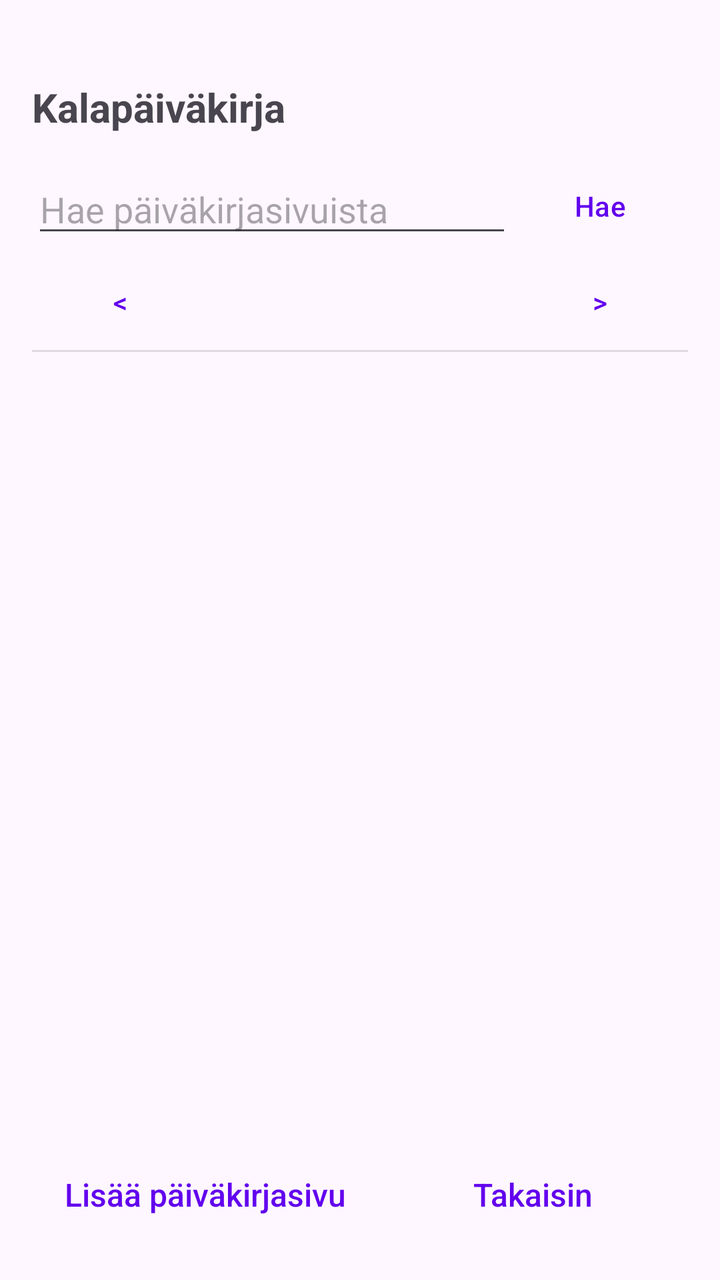
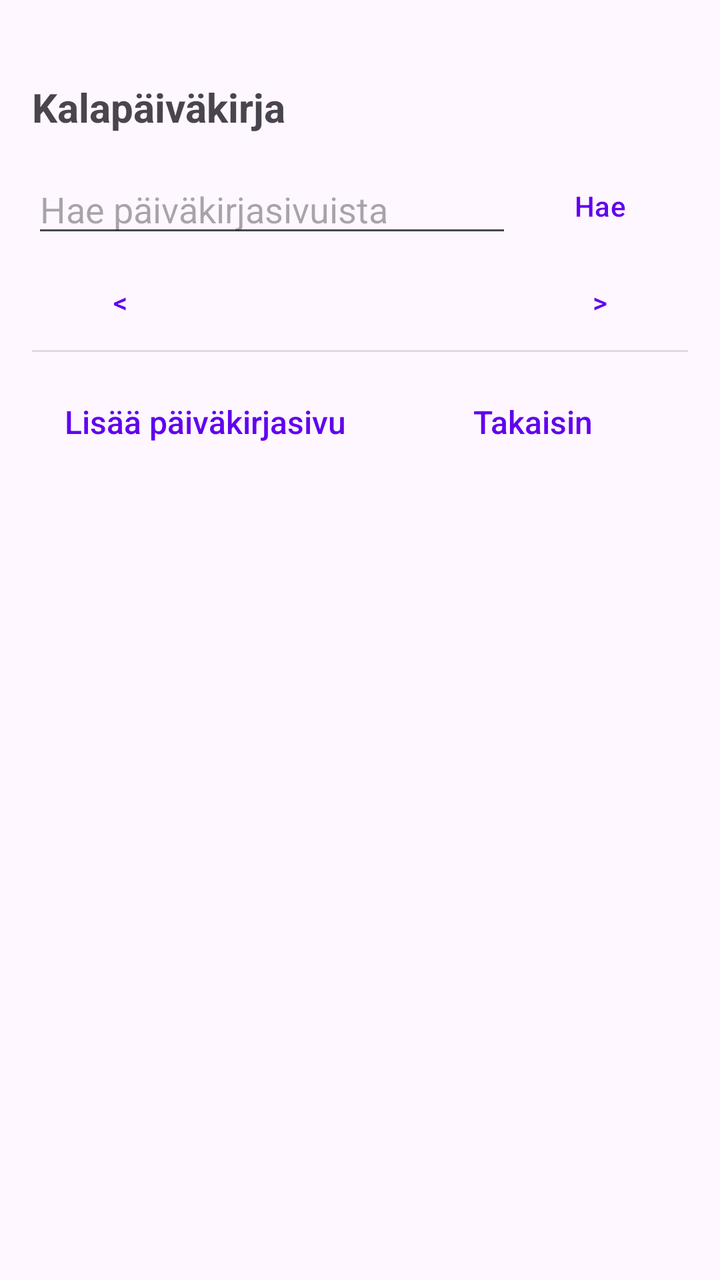

Screens rendered from an Android XML layout before and after an edit, with the pre-edit source and the edit as a unified diff.
<!-- AndroidManifest.xml: application theme Theme.KalaKartta -->
<!-- res/layout/activity_diary.xml -->
<?xml version="1.0" encoding="utf-8"?>
<LinearLayout xmlns:android="http://schemas.android.com/apk/res/android" android:layout_width="match_parent" android:layout_height="match_parent" android:orientation="vertical" android:padding="16dp">
    <TextView android:id="@+id/diaryTitle" android:layout_width="match_parent" android:layout_height="wrap_content" android:text="Kalapäiväkirja" android:textSize="20sp" android:textStyle="bold" android:layout_marginTop="24dp" android:layout_marginBottom="12dp" />
    <LinearLayout android:layout_width="match_parent" android:layout_height="wrap_content" android:orientation="horizontal" android:gravity="center_vertical">
        <EditText android:id="@+id/diarySearchEdit" android:layout_width="0dp" android:layout_height="wrap_content" android:layout_weight="1" android:hint="Hae päiväkirjasivuista" android:singleLine="true" android:imeOptions="actionSearch" android:inputType="text" />
        <Button android:id="@+id/diarySearchButton" style="@style/Widget.Material3.Button.TextButton" android:layout_width="wrap_content" android:layout_height="wrap_content" android:text="Hae" />
        <Button android:id="@+id/clearDiarySearchButton" style="@style/Widget.Material3.Button.TextButton" android:layout_width="wrap_content" android:layout_height="wrap_content" android:text="Tyhjennä" android:visibility="gone" />
    </LinearLayout>
    <LinearLayout android:layout_width="match_parent" android:layout_height="wrap_content" android:orientation="horizontal" android:gravity="center_vertical">
        <ProgressBar android:id="@+id/searchProgress" style="?android:attr/progressBarStyleSmall" android:layout_width="wrap_content" android:layout_height="wrap_content" android:visibility="gone" />
        <TextView android:id="@+id/searchResultCountText" android:layout_width="match_parent" android:layout_height="wrap_content" android:paddingTop="4dp" android:paddingBottom="4dp" android:visibility="gone" />
    </LinearLayout>
    <LinearLayout android:id="@+id/calendarNavigation" android:layout_width="match_parent" android:layout_height="wrap_content" android:orientation="horizontal" android:gravity="center_vertical">
        <Button android:id="@+id/prevMonthButton" style="@style/Widget.Material3.Button.TextButton" android:layout_width="wrap_content" android:layout_height="wrap_content" android:text="&lt;" />
        <TextView android:id="@+id/monthYearText" android:layout_width="0dp" android:layout_height="wrap_content" android:layout_weight="1" android:gravity="center" android:textSize="18sp" android:textStyle="bold" android:clickable="true" android:focusable="true" android:background="?attr/selectableItemBackground" android:contentDescription="Valitse kuukausi ja vuosi" />
        <Button android:id="@+id/nextMonthButton" style="@style/Widget.Material3.Button.TextButton" android:layout_width="wrap_content" android:layout_height="wrap_content" android:text="&gt;" />
    </LinearLayout>
    <GridLayout android:id="@+id/calendarGrid" android:layout_width="match_parent" android:layout_height="wrap_content" android:columnCount="7" />
    <View android:id="@+id/diaryPagesDivider" android:layout_width="match_parent" android:layout_height="1dp" android:background="?android:attr/listDivider" android:layout_marginBottom="8dp" />
    <TextView android:id="@+id/noPagesText" android:layout_width="match_parent" android:layout_height="wrap_content" android:text="Ei päiväkirjasivuja tälle päivälle." android:padding="20dp" android:visibility="gone" />
    <ScrollView android:id="@+id/diaryScrollView" android:layout_width="match_parent" android:layout_height="0dp" android:layout_weight="1" android:clipToPadding="false">
        <LinearLayout android:layout_width="match_parent" android:layout_height="wrap_content" android:orientation="vertical">
            <LinearLayout android:id="@+id/diaryPagesContainer" android:layout_width="match_parent" android:layout_height="wrap_content" android:orientation="vertical" />
        </LinearLayout>
    </ScrollView>
    <androidx.recyclerview.widget.RecyclerView android:id="@+id/searchResultsRecyclerView" android:layout_width="match_parent" android:layout_height="0dp" android:layout_weight="1" android:clipToPadding="false" android:visibility="gone" />
    <Button android:id="@+id/loadMoreSearchButton" style="@style/Widget.Material3.Button.TextButton" android:layout_width="match_parent" android:layout_height="wrap_content" android:text="Lataa lisää" android:visibility="gone" />
    <LinearLayout android:layout_width="match_parent" android:layout_height="wrap_content" android:orientation="horizontal" android:gravity="center_vertical">
        <TextView android:id="@+id/addDiaryPageButton" style="@style/TextAppearance.KalaKartta.ActionLink" android:layout_width="wrap_content" android:layout_height="wrap_content" android:text="Lisää päiväkirjasivu" android:singleLine="true" android:gravity="center" android:padding="16dp" android:clickable="true" android:focusable="true" android:background="?attr/selectableItemBackground" />
        <TextView android:id="@+id/backButton" style="@style/TextAppearance.KalaKartta.ActionLink" android:layout_width="0dp" android:layout_height="wrap_content" android:layout_weight="1" android:text="@string/back" android:gravity="center" android:padding="16dp" android:clickable="true" android:focusable="true" android:background="?attr/selectableItemBackground" />
    </LinearLayout>
</LinearLayout>
<!-- resources referenced by this layout -->
<resources>
  <string name="back">Takaisin</string>
  <style name="TextAppearance.KalaKartta.ActionLink" parent="TextAppearance.KalaKartta.MenuLink">
          <item name="android:textColor">@color/link_color</item>
      </style>
  <style name="Theme.KalaKartta" parent="Base.Theme.KalaKartta" />
  <style name="TextAppearance.KalaKartta.MenuLink" parent="">
          <item name="android:fontFamily">sans-serif-medium</item>
          <item name="android:textSize">16sp</item>
          <item name="android:textColor">?android:attr/textColorPrimary</item>
          <item name="android:textStyle">normal</item>
      </style>
  <color name="link_color">#6200EE</color>
  <style name="Base.Theme.KalaKartta" parent="Theme.Material3.DayNight.NoActionBar">
          
          <item name="colorPrimary">#6200EE</item>
          <item name="colorOnPrimary">#FFFFFF</item>
          <item name="editTextStyle">@style/Widget.AppCompat.EditText</item>
          <item name="android:spinnerStyle">@style/Widget.AppCompat.Spinner</item>
      </style>
</resources>

<!-- the commit's change to res/layout/activity_diary.xml (unified diff, before → after) -->
@@ -1,32 +1,32 @@
 <?xml version="1.0" encoding="utf-8"?>
 <LinearLayout xmlns:android="http://schemas.android.com/apk/res/android" android:layout_width="match_parent" android:layout_height="match_parent" android:orientation="vertical" android:padding="16dp">
-    <TextView android:id="@+id/diaryTitle" android:layout_width="match_parent" android:layout_height="wrap_content" android:text="Kalapäiväkirja" android:textSize="20sp" android:textStyle="bold" android:layout_marginTop="24dp" android:layout_marginBottom="12dp" />
-    <LinearLayout android:layout_width="match_parent" android:layout_height="wrap_content" android:orientation="horizontal" android:gravity="center_vertical">
-        <EditText android:id="@+id/diarySearchEdit" android:layout_width="0dp" android:layout_height="wrap_content" android:layout_weight="1" android:hint="Hae päiväkirjasivuista" android:singleLine="true" android:imeOptions="actionSearch" android:inputType="text" />
-        <Button android:id="@+id/diarySearchButton" style="@style/Widget.Material3.Button.TextButton" android:layout_width="wrap_content" android:layout_height="wrap_content" android:text="Hae" />
-        <Button android:id="@+id/clearDiarySearchButton" style="@style/Widget.Material3.Button.TextButton" android:layout_width="wrap_content" android:layout_height="wrap_content" android:text="Tyhjennä" android:visibility="gone" />
-    </LinearLayout>
-    <LinearLayout android:layout_width="match_parent" android:layout_height="wrap_content" android:orientation="horizontal" android:gravity="center_vertical">
-        <ProgressBar android:id="@+id/searchProgress" style="?android:attr/progressBarStyleSmall" android:layout_width="wrap_content" android:layout_height="wrap_content" android:visibility="gone" />
-        <TextView android:id="@+id/searchResultCountText" android:layout_width="match_parent" android:layout_height="wrap_content" android:paddingTop="4dp" android:paddingBottom="4dp" android:visibility="gone" />
-    </LinearLayout>
-    <LinearLayout android:id="@+id/calendarNavigation" android:layout_width="match_parent" android:layout_height="wrap_content" android:orientation="horizontal" android:gravity="center_vertical">
-        <Button android:id="@+id/prevMonthButton" style="@style/Widget.Material3.Button.TextButton" android:layout_width="wrap_content" android:layout_height="wrap_content" android:text="&lt;" />
-        <TextView android:id="@+id/monthYearText" android:layout_width="0dp" android:layout_height="wrap_content" android:layout_weight="1" android:gravity="center" android:textSize="18sp" android:textStyle="bold" android:clickable="true" android:focusable="true" android:background="?attr/selectableItemBackground" android:contentDescription="Valitse kuukausi ja vuosi" />
-        <Button android:id="@+id/nextMonthButton" style="@style/Widget.Material3.Button.TextButton" android:layout_width="wrap_content" android:layout_height="wrap_content" android:text="&gt;" />
-    </LinearLayout>
-    <GridLayout android:id="@+id/calendarGrid" android:layout_width="match_parent" android:layout_height="wrap_content" android:columnCount="7" />
-    <View android:id="@+id/diaryPagesDivider" android:layout_width="match_parent" android:layout_height="1dp" android:background="?android:attr/listDivider" android:layout_marginBottom="8dp" />
-    <TextView android:id="@+id/noPagesText" android:layout_width="match_parent" android:layout_height="wrap_content" android:text="Ei päiväkirjasivuja tälle päivälle." android:padding="20dp" android:visibility="gone" />
-    <ScrollView android:id="@+id/diaryScrollView" android:layout_width="match_parent" android:layout_height="0dp" android:layout_weight="1" android:clipToPadding="false">
+    <ScrollView android:id="@+id/diaryScrollView" android:layout_width="match_parent" android:layout_height="0dp" android:layout_weight="1" android:fillViewport="true" android:clipToPadding="false">
         <LinearLayout android:layout_width="match_parent" android:layout_height="wrap_content" android:orientation="vertical">
+            <TextView android:id="@+id/diaryTitle" android:layout_width="match_parent" android:layout_height="wrap_content" android:text="Kalapäiväkirja" android:textSize="20sp" android:textStyle="bold" android:layout_marginTop="24dp" android:layout_marginBottom="12dp" />
+            <LinearLayout android:layout_width="match_parent" android:layout_height="wrap_content" android:orientation="horizontal" android:gravity="center_vertical">
+                <EditText android:id="@+id/diarySearchEdit" android:layout_width="0dp" android:layout_height="wrap_content" android:layout_weight="1" android:hint="Hae päiväkirjasivuista" android:singleLine="true" android:imeOptions="actionSearch" android:inputType="text" />
+                <Button android:id="@+id/diarySearchButton" style="@style/Widget.Material3.Button.TextButton" android:layout_width="wrap_content" android:layout_height="wrap_content" android:text="Hae" />
+                <Button android:id="@+id/clearDiarySearchButton" style="@style/Widget.Material3.Button.TextButton" android:layout_width="wrap_content" android:layout_height="wrap_content" android:text="Tyhjennä" android:visibility="gone" />
+            </LinearLayout>
+            <LinearLayout android:layout_width="match_parent" android:layout_height="wrap_content" android:orientation="horizontal" android:gravity="center_vertical">
+                <ProgressBar android:id="@+id/searchProgress" style="?android:attr/progressBarStyleSmall" android:layout_width="wrap_content" android:layout_height="wrap_content" android:visibility="gone" />
+                <TextView android:id="@+id/searchResultCountText" android:layout_width="match_parent" android:layout_height="wrap_content" android:paddingTop="4dp" android:paddingBottom="4dp" android:visibility="gone" />
+            </LinearLayout>
+            <LinearLayout android:id="@+id/calendarNavigation" android:layout_width="match_parent" android:layout_height="wrap_content" android:orientation="horizontal" android:gravity="center_vertical">
+                <Button android:id="@+id/prevMonthButton" style="@style/Widget.Material3.Button.TextButton" android:layout_width="wrap_content" android:layout_height="wrap_content" android:text="&lt;" />
+                <TextView android:id="@+id/monthYearText" android:layout_width="0dp" android:layout_height="wrap_content" android:layout_weight="1" android:gravity="center" android:textSize="18sp" android:textStyle="bold" android:clickable="true" android:focusable="true" android:background="?attr/selectableItemBackground" android:contentDescription="Valitse kuukausi ja vuosi" />
+                <Button android:id="@+id/nextMonthButton" style="@style/Widget.Material3.Button.TextButton" android:layout_width="wrap_content" android:layout_height="wrap_content" android:text="&gt;" />
+            </LinearLayout>
+            <GridLayout android:id="@+id/calendarGrid" android:layout_width="match_parent" android:layout_height="wrap_content" android:columnCount="7" />
+            <View android:id="@+id/diaryPagesDivider" android:layout_width="match_parent" android:layout_height="1dp" android:background="?android:attr/listDivider" android:layout_marginBottom="8dp" />
+            <TextView android:id="@+id/noPagesText" android:layout_width="match_parent" android:layout_height="wrap_content" android:text="Ei päiväkirjasivuja tälle päivälle." android:padding="20dp" android:visibility="gone" />
             <LinearLayout android:id="@+id/diaryPagesContainer" android:layout_width="match_parent" android:layout_height="wrap_content" android:orientation="vertical" />
+            <androidx.recyclerview.widget.RecyclerView android:id="@+id/searchResultsRecyclerView" android:layout_width="match_parent" android:layout_height="wrap_content" android:nestedScrollingEnabled="false" android:clipToPadding="false" android:visibility="gone" />
+            <Button android:id="@+id/loadMoreSearchButton" style="@style/Widget.Material3.Button.TextButton" android:layout_width="match_parent" android:layout_height="wrap_content" android:text="Lataa lisää" android:visibility="gone" />
+            <LinearLayout android:layout_width="match_parent" android:layout_height="wrap_content" android:orientation="horizontal" android:gravity="center_vertical">
+                <TextView android:id="@+id/addDiaryPageButton" style="@style/TextAppearance.KalaKartta.ActionLink" android:layout_width="wrap_content" android:layout_height="wrap_content" android:text="Lisää päiväkirjasivu" android:singleLine="true" android:gravity="center" android:padding="16dp" android:clickable="true" android:focusable="true" android:background="?attr/selectableItemBackground" />
+                <TextView android:id="@+id/backButton" style="@style/TextAppearance.KalaKartta.ActionLink" android:layout_width="0dp" android:layout_height="wrap_content" android:layout_weight="1" android:text="@string/back" android:gravity="center" android:padding="16dp" android:clickable="true" android:focusable="true" android:background="?attr/selectableItemBackground" />
+            </LinearLayout>
         </LinearLayout>
     </ScrollView>
-    <androidx.recyclerview.widget.RecyclerView android:id="@+id/searchResultsRecyclerView" android:layout_width="match_parent" android:layout_height="0dp" android:layout_weight="1" android:clipToPadding="false" android:visibility="gone" />
-    <Button android:id="@+id/loadMoreSearchButton" style="@style/Widget.Material3.Button.TextButton" android:layout_width="match_parent" android:layout_height="wrap_content" android:text="Lataa lisää" android:visibility="gone" />
-    <LinearLayout android:layout_width="match_parent" android:layout_height="wrap_content" android:orientation="horizontal" android:gravity="center_vertical">
-        <TextView android:id="@+id/addDiaryPageButton" style="@style/TextAppearance.KalaKartta.ActionLink" android:layout_width="wrap_content" android:layout_height="wrap_content" android:text="Lisää päiväkirjasivu" android:singleLine="true" android:gravity="center" android:padding="16dp" android:clickable="true" android:focusable="true" android:background="?attr/selectableItemBackground" />
-        <TextView android:id="@+id/backButton" style="@style/TextAppearance.KalaKartta.ActionLink" android:layout_width="0dp" android:layout_height="wrap_content" android:layout_weight="1" android:text="@string/back" android:gravity="center" android:padding="16dp" android:clickable="true" android:focusable="true" android:background="?attr/selectableItemBackground" />
-    </LinearLayout>
 </LinearLayout>
